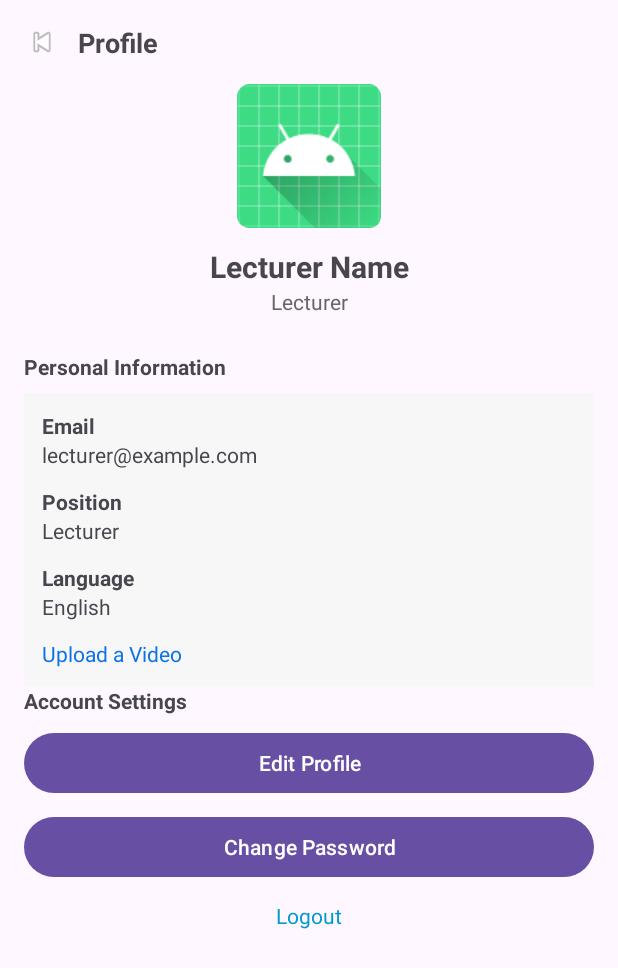
After one commit to rushanc/EduLanka, an Android app: the LecturerProfileActivity screen opened directly, with no data from a screen before it, on a phone screen of 412 x 824 dp. The commit adds this screen. Shown: the top 968 px of the screen. Run offline under Robolectric (Android 15) with nearby library versions, the phone set to English and light mode, and no system bars.

Commit message:
Developing the Profiles backend

```diff
--- a/app/src/main/AndroidManifest.xml
+++ b/app/src/main/AndroidManifest.xml
@@ -29,6 +29,12 @@
         <activity
             android:name=".HomeActivity"
             android:exported="false" />
+        <activity
+            android:name=".StudentProfileActivity"
+            android:exported="false" />
+        <activity
+            android:name=".LecturerProfileActivity"
+            android:exported="false" />
     </application>
 
 </manifest>
--- /dev/null
+++ b/app/src/main/java/com/example/edulanka/LecturerProfileActivity.kt
@@ -0,0 +1,37 @@
+package com.example.edulanka
+
+import android.os.Bundle
+import android.widget.ImageView
+import android.widget.TextView
+import android.widget.Toast
+import androidx.appcompat.app.AppCompatActivity
+
+class LecturerProfileActivity : AppCompatActivity() {
+    override fun onCreate(savedInstanceState: Bundle?) {
+        super.onCreate(savedInstanceState)
+        setContentView(R.layout.activity_lecturer_profile)
+
+        val displayName: TextView = findViewById(R.id.tvDisplayName)
+        val roleText: TextView = findViewById(R.id.tvRole)
+        val emailValue: TextView = findViewById(R.id.tvEmailValue)
+        val positionValue: TextView = findViewById(R.id.tvPositionValue)
+        val languageValue: TextView = findViewById(R.id.tvLanguageValue)
+
+        val email = intent.getStringExtra("EMAIL") ?: "lecturer@example.com"
+        val name = intent.getStringExtra("NAME") ?: "Lecturer Name"
+        val position = intent.getStringExtra("POSITION") ?: "Lecturer"
+        val language = intent.getStringExtra("LANGUAGE") ?: "English"
+
+        displayName.text = name
+        roleText.text = "Lecturer"
+        emailValue.text = email
+        positionValue.text = position
+        languageValue.text = language
+
+        // Upload Video row will be hooked to a dedicated screen later
+        findViewById<ImageView>(R.id.ivBack).setOnClickListener { finish() }
+        findViewById<TextView>(R.id.tvUploadVideo).setOnClickListener {
+            Toast.makeText(this, "Upload Video UI coming soon", Toast.LENGTH_SHORT).show()
+        }
+    }
+}
--- /dev/null
+++ b/app/src/main/res/layout/activity_lecturer_profile.xml
@@ -0,0 +1,177 @@
+<?xml version="1.0" encoding="utf-8"?>
+<ScrollView xmlns:android="http://schemas.android.com/apk/res/android"
+    xmlns:app="http://schemas.android.com/apk/res-auto"
+    android:layout_width="match_parent"
+    android:layout_height="match_parent"
+    android:fillViewport="true">
+
+    <androidx.constraintlayout.widget.ConstraintLayout
+        android:layout_width="match_parent"
+        android:layout_height="wrap_content"
+        android:padding="16dp">
+
+        <ImageView
+            android:id="@+id/ivBack"
+            android:layout_width="24dp"
+            android:layout_height="24dp"
+            android:src="@android:drawable/ic_media_previous"
+            app:layout_constraintTop_toTopOf="parent"
+            app:layout_constraintStart_toStartOf="parent" />
+
+        <TextView
+            android:id="@+id/tvScreenTitle"
+            android:layout_width="wrap_content"
+            android:layout_height="wrap_content"
+            android:text="Profile"
+            android:textStyle="bold"
+            android:textSize="18sp"
+            app:layout_constraintTop_toTopOf="@id/ivBack"
+            app:layout_constraintBottom_toBottomOf="@id/ivBack"
+            app:layout_constraintStart_toEndOf="@id/ivBack"
+            android:layout_marginStart="12dp"/>
+
+        <ImageView
+            android:id="@+id/ivAvatar"
+            android:layout_width="96dp"
+            android:layout_height="96dp"
+            android:src="@mipmap/ic_launcher"
+            android:layout_marginTop="16dp"
+            app:layout_constraintTop_toBottomOf="@id/ivBack"
+            app:layout_constraintStart_toStartOf="parent"
+            app:layout_constraintEnd_toEndOf="parent" />
+
+        <TextView
+            android:id="@+id/tvDisplayName"
+            android:layout_width="wrap_content"
+            android:layout_height="wrap_content"
+            android:text="Lecturer Name"
+            android:textStyle="bold"
+            android:textSize="20sp"
+            android:layout_marginTop="12dp"
+            app:layout_constraintTop_toBottomOf="@id/ivAvatar"
+            app:layout_constraintStart_toStartOf="parent"
+            app:layout_constraintEnd_toEndOf="parent"/>
+
+        <TextView
+            android:id="@+id/tvRole"
+            android:layout_width="wrap_content"
+            android:layout_height="wrap_content"
+            android:text="Lecturer"
+            android:textSize="14sp"
+            android:textColor="#666666"
+            app:layout_constraintTop_toBottomOf="@id/tvDisplayName"
+            app:layout_constraintStart_toStartOf="parent"
+            app:layout_constraintEnd_toEndOf="parent"/>
+
+        <TextView
+            android:id="@+id/sectionPersonal"
+            android:layout_width="wrap_content"
+            android:layout_height="wrap_content"
+            android:text="Personal Information"
+            android:textStyle="bold"
+            android:layout_marginTop="24dp"
+            app:layout_constraintTop_toBottomOf="@id/tvRole"
+            app:layout_constraintStart_toStartOf="parent"/>
+
+        <LinearLayout
+            android:id="@+id/cardPersonal"
+            android:layout_width="0dp"
+            android:layout_height="wrap_content"
+            android:background="#F7F7F7"
+            android:padding="12dp"
+            android:orientation="vertical"
+            android:layout_marginTop="8dp"
+            android:layout_marginBottom="16dp"
+            app:layout_constraintTop_toBottomOf="@id/sectionPersonal"
+            app:layout_constraintStart_toStartOf="parent"
+            app:layout_constraintEnd_toEndOf="parent">
+
+            <TextView
+                android:layout_width="wrap_content"
+                android:layout_height="wrap_content"
+                android:text="Email"
+                android:textStyle="bold"/>
+
+            <TextView
+                android:id="@+id/tvEmailValue"
+                android:layout_width="wrap_content"
+                android:layout_height="wrap_content"
+                android:text="lecturer@example.com"
+                android:layout_marginBottom="12dp"/>
+
+            <TextView
+                android:layout_width="wrap_content"
+                android:layout_height="wrap_content"
+                android:text="Position"
+                android:textStyle="bold"/>
+
+            <TextView
+                android:id="@+id/tvPositionValue"
+                android:layout_width="wrap_content"
+                android:layout_height="wrap_content"
+                android:text="Lecturer"
+                android:layout_marginBottom="12dp"/>
+
+            <TextView
+                android:layout_width="wrap_content"
+                android:layout_height="wrap_content"
+                android:text="Language"
+                android:textStyle="bold"/>
+
+            <TextView
+                android:id="@+id/tvLanguageValue"
+                android:layout_width="wrap_content"
+                android:layout_height="wrap_content"
+                android:text="English"
+                android:layout_marginBottom="12dp"/>
+
+            <TextView
+                android:id="@+id/tvUploadVideo"
+                android:layout_width="wrap_content"
+                android:layout_height="wrap_content"
+                android:text="Upload a Video"
+                android:textColor="#0B72E7"/>
+        </LinearLayout>
+
+        <TextView
+            android:id="@+id/sectionAccount"
+            android:layout_width="wrap_content"
+            android:layout_height="wrap_content"
+            android:text="Account Settings"
+            android:textStyle="bold"
+            app:layout_constraintTop_toBottomOf="@id/cardPersonal"
+            app:layout_constraintStart_toStartOf="parent"/>
+
+        <Button
+            android:id="@+id/btnEditProfile"
+            android:layout_width="0dp"
+            android:layout_height="wrap_content"
+            android:text="Edit Profile"
+            android:layout_marginTop="8dp"
+            app:layout_constraintTop_toBottomOf="@id/sectionAccount"
+            app:layout_constraintStart_toStartOf="parent"
+            app:layout_constraintEnd_toEndOf="parent"/>
+
+        <Button
+            android:id="@+id/btnChangePassword"
+            android:layout_width="0dp"
+            android:layout_height="wrap_content"
+            android:text="Change Password"
+            android:layout_marginTop="8dp"
+            app:layout_constraintTop_toBottomOf="@id/btnEditProfile"
+            app:layout_constraintStart_toStartOf="parent"
+            app:layout_constraintEnd_toEndOf="parent"/>
+
+        <TextView
+            android:id="@+id/btnLogout"
+            android:layout_width="wrap_content"
+            android:layout_height="wrap_content"
+            android:text="Logout"
+            android:textColor="@android:color/holo_blue_dark"
+            android:layout_marginTop="12dp"
+            app:layout_constraintTop_toBottomOf="@id/btnChangePassword"
+            app:layout_constraintStart_toStartOf="parent"
+            app:layout_constraintEnd_toEndOf="parent"/>
+
+    </androidx.constraintlayout.widget.ConstraintLayout>
+</ScrollView>
```
Also changed, not shown: app/src/main/java/com/example/edulanka/HomeActivity.kt (+14 -0 lines), app/src/main/java/com/example/edulanka/StudentProfileActivity.kt (added, +33 -0 lines), app/src/main/res/layout/activity_home.xml (+10 -0 lines), app/src/main/res/layout/activity_student_profile.xml (added, +169 -0 lines).
